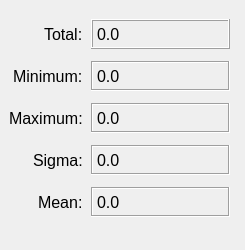
Above: gui/roi_stats_dialog.ui from AdvancedPhotonSource/DashPVA before the change. Below: the same form after it.
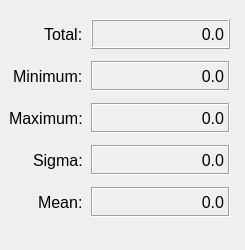
That is the form after the change.

Commit message:
Color-code ROI stats, right-align values, default to viridis
- Stats buttons and dialogs use ROI-matching colors
  (Stats1=Red, Stats2=Blue, Stats3=Green, Stats4=Pink)
- All numeric value labels right-aligned for easier comparison
- Default colormap changed from magma to viridis

```diff
--- a/gui/roi_stats_dialog.ui
+++ b/gui/roi_stats_dialog.ui
@@ -66,6 +66,9 @@
       <property name="text">
        <string>0.0</string>
       </property>
+      <property name="alignment">
+       <set>Qt::AlignRight|Qt::AlignTrailing|Qt::AlignVCenter</set>
+      </property>
      </widget>
     </item>
     <item row="1" column="0">
@@ -92,6 +95,9 @@
       <property name="text">
        <string>0.0</string>
       </property>
+      <property name="alignment">
+       <set>Qt::AlignRight|Qt::AlignTrailing|Qt::AlignVCenter</set>
+      </property>
      </widget>
     </item>
     <item row="2" column="0">
@@ -118,6 +124,9 @@
       <property name="text">
        <string>0.0</string>
       </property>
+      <property name="alignment">
+       <set>Qt::AlignRight|Qt::AlignTrailing|Qt::AlignVCenter</set>
+      </property>
      </widget>
     </item>
     <item row="3" column="0">
@@ -144,6 +153,9 @@
       <property name="text">
        <string>0.0</string>
       </property>
+      <property name="alignment">
+       <set>Qt::AlignRight|Qt::AlignTrailing|Qt::AlignVCenter</set>
+      </property>
      </widget>
     </item>
     <item row="4" column="0">
@@ -170,6 +182,9 @@
       <property name="text">
        <string>0.0</string>
       </property>
+      <property name="alignment">
+       <set>Qt::AlignRight|Qt::AlignTrailing|Qt::AlignVCenter</set>
+      </property>
      </widget>
     </item>
    </layout>
```
The commit also changes 4 other files.
